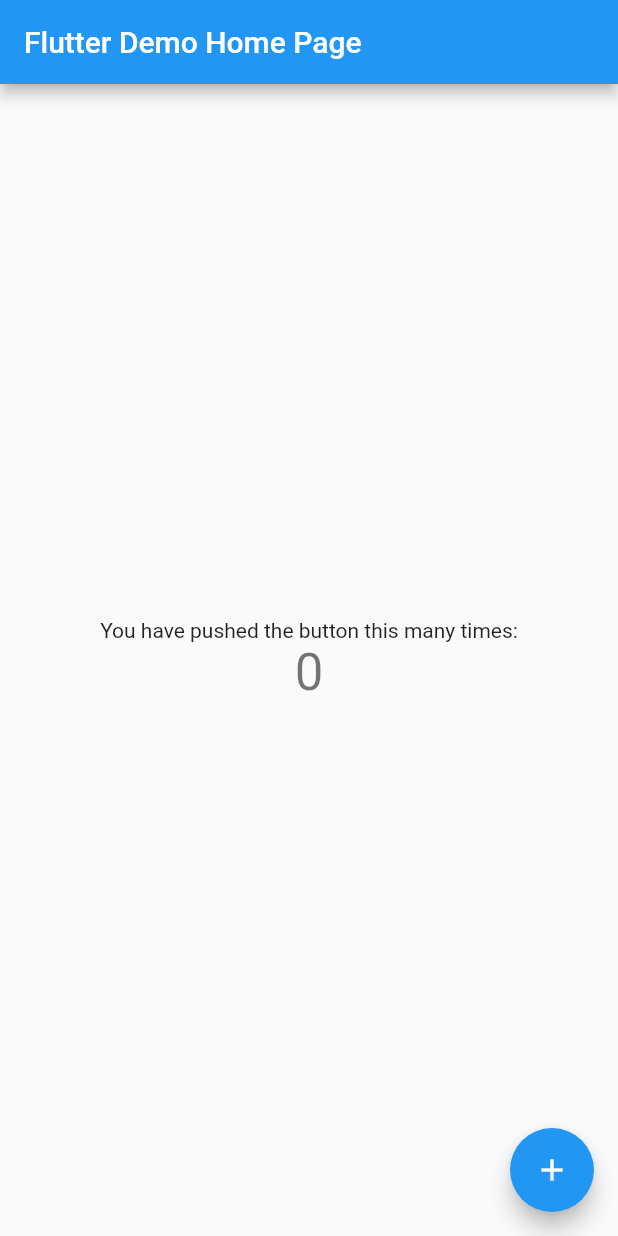
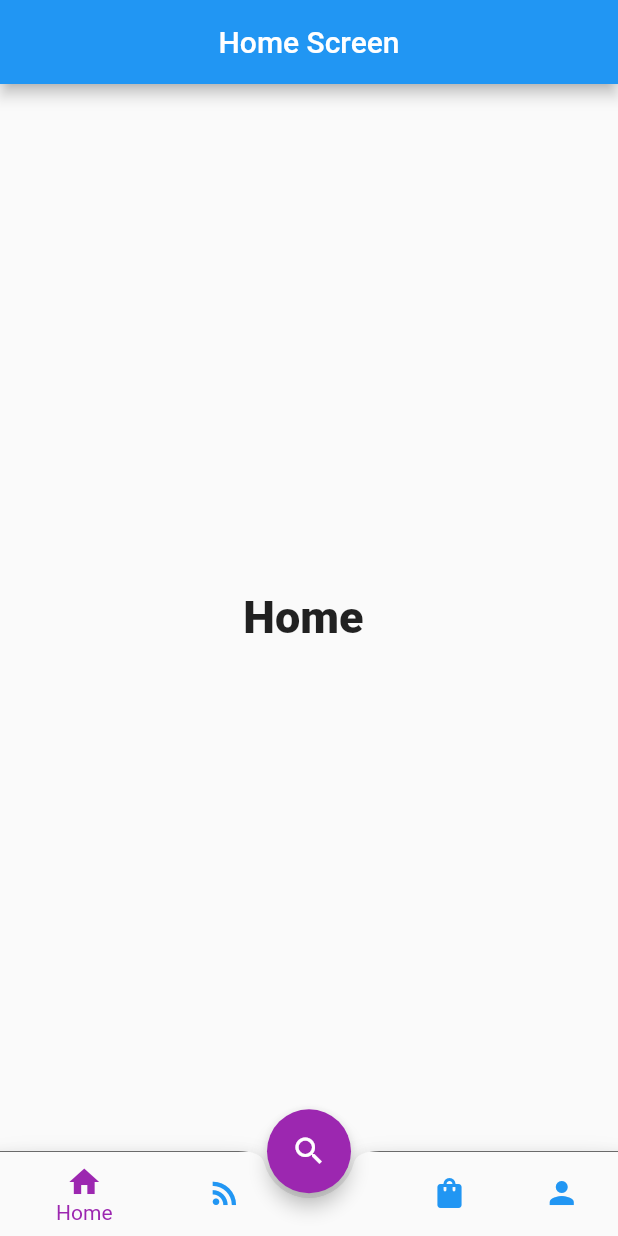
Before and after one commit to BossPaida/e-commerce-app, a Flutter app: the screen it shows after launch, on a phone screen of 412 x 824 dp. Run offline on Flutter 3.47's test engine with Material 2 defaults, Android fonts, the phone set to English and light mode, and no system bars.

Commit message:
botoom bar

```diff
--- /dev/null
+++ b/lib/bottom_bar.dart
@@ -0,0 +1,118 @@
+import 'package:e_commerce_app/screens/cart.dart';
+import 'package:e_commerce_app/screens/feeds.dart';
+import 'package:e_commerce_app/screens/home.dart';
+import 'package:e_commerce_app/screens/search.dart';
+import 'package:e_commerce_app/screens/user.dart';
+import 'package:flutter/material.dart';
+
+class BottomBarScreen extends StatefulWidget {
+  static const routeName = '/BottomBarScreen';
+  @override
+  _BottomBarScreenState createState() => _BottomBarScreenState();
+}
+
+class _BottomBarScreenState extends State<BottomBarScreen> {
+  // List _pages = [
+  //   HomeScreen(),
+  //   FeedsScreen(),
+  //   SearchScreen(),
+  //   CartScreen(),
+  //   UserScreen(),
+  // ];
+
+  var _pages;
+  int _selectedIndex = 0;
+
+  @override
+  void initState() {
+    _pages = [
+      {'page': HomeScreen(), 'title': 'Home Screen'},
+      {'page': FeedsScreen(), 'title': 'Feeds screen'},
+      {'page': SearchScreen(), 'title': 'Search Screen'},
+      {'page': CartScreen(), 'title': 'CartScreen'},
+      {'page': UserScreen(), 'title': 'UserScreen'}
+    ];
+    super.initState();
+  }
+
+  void _selectedPage(int index) {
+    setState(() {
+      _selectedIndex = index;
+    });
+  }
+
+  @override
+  Widget build(BuildContext context) {
+    return Scaffold(
+      appBar: AppBar(
+        centerTitle: true,
+        title: Text(_pages[_selectedIndex]['title']),
+      ),
+      body: _pages[_selectedIndex]['page'],
+      bottomNavigationBar: BottomAppBar(
+        notchMargin: 3,
+        clipBehavior: Clip.antiAlias,
+        // elevation: 5,
+        shape: CircularNotchedRectangle(),
+        child: Container(
+          // height: kBottomNavigationBarHeight * 0.8,
+          decoration: BoxDecoration(
+              border: Border(
+            top: BorderSide(width: 0.5),
+          )),
+          child: BottomNavigationBar(
+            onTap: _selectedPage,
+            backgroundColor: Theme.of(context).primaryColor,
+            unselectedItemColor: Theme.of(context).textSelectionColor,
+            selectedItemColor: Colors.purple,
+            currentIndex: _selectedIndex,
+            items: [
+              BottomNavigationBarItem(
+                icon: Icon(Icons.home),
+                tooltip: 'Home',
+                label: 'Home',
+              ),
+              BottomNavigationBarItem(
+                icon: Icon(Icons.rss_feed),
+                tooltip: 'Feeds',
+                label: 'Feeds',
+              ),
+              BottomNavigationBarItem(
+                activeIcon: null,
+                icon: Icon(null), // Icon(
+                //   Icons.search,
+                //   color: Colors.transparent,
+                // ),
+                tooltip: 'Search',
+                label: 'Search',
+              ),
+              BottomNavigationBarItem(
+                icon: Icon(Icons.shopping_bag),
+                tooltip: 'Cart',
+                label: 'Cart',
+              ),
+              BottomNavigationBarItem(
+                icon: Icon(Icons.person),
+                tooltip: 'User',
+                label: 'User',
+              ),
+            ],
+          ),
+        ),
+      ),
+      floatingActionButtonLocation:
+          FloatingActionButtonLocation.miniCenterDocked,
+      floatingActionButton: FloatingActionButton(
+        backgroundColor: Colors.purple,
+        tooltip: 'Search',
+        elevation: 5,
+        child: (Icon(Icons.search)),
+        onPressed: () {
+          setState(() {
+            _selectedIndex = 2;
+          });
+        },
+      ),
+    );
+  }
+}
--- a/lib/main.dart
+++ b/lib/main.dart
@@ -1,115 +1,20 @@
 import 'package:flutter/material.dart';
 
+import 'bottom_bar.dart';
+
 void main() {
-  runApp(const MyApp());
+  runApp(MyApp());
 }
 
 class MyApp extends StatelessWidget {
-  const MyApp({Key? key}) : super(key: key);
-
-  // This widget is the root of your application.
   @override
   Widget build(BuildContext context) {
     return MaterialApp(
-      title: 'Flutter Demo',
+      title: 'Bottom Navigation bar',
       theme: ThemeData(
-        // This is the theme of your application.
-        //
-        // Try running your application with "flutter run". You'll see the
-        // application has a blue toolbar. Then, without quitting the app, try
-        // changing the primarySwatch below to Colors.green and then invoke
-        // "hot reload" (press "r" in the console where you ran "flutter run",
-        // or simply save your changes to "hot reload" in a Flutter IDE).
-        // Notice that the counter didn't reset back to zero; the application
-        // is not restarted.
         primarySwatch: Colors.blue,
       ),
-      home: const MyHomePage(title: 'Flutter Demo Home Page'),
+      home: BottomBarScreen(),
     );
   }
 }
-
-class MyHomePage extends StatefulWidget {
-  const MyHomePage({Key? key, required this.title}) : super(key: key);
-
-  // This widget is the home page of your application. It is stateful, meaning
-  // that it has a State object (defined below) that contains fields that affect
-  // how it looks.
-
-  // This class is the configuration for the state. It holds the values (in this
-  // case the title) provided by the parent (in this case the App widget) and
-  // used by the build method of the State. Fields in a Widget subclass are
-  // always marked "final".
-
-  final String title;
-
-  @override
-  State<MyHomePage> createState() => _MyHomePageState();
-}
-
-class _MyHomePageState extends State<MyHomePage> {
-  int _counter = 0;
-
-  void _incrementCounter() {
-    setState(() {
-      // This call to setState tells the Flutter framework that something has
-      // changed in this State, which causes it to rerun the build method below
-      // so that the display can reflect the updated values. If we changed
-      // _counter without calling setState(), then the build method would not be
-      // called again, and so nothing would appear to happen.
-      _counter++;
-    });
-  }
-
-  @override
-  Widget build(BuildContext context) {
-    // This method is rerun every time setState is called, for instance as done
-    // by the _incrementCounter method above.
-    //
-    // The Flutter framework has been optimized to make rerunning build methods
-    // fast, so that you can just rebuild anything that needs updating rather
-    // than having to individually change instances of widgets.
-    return Scaffold(
-      appBar: AppBar(
-        // Here we take the value from the MyHomePage object that was created by
-        // the App.build method, and use it to set our appbar title.
-        title: Text(widget.title),
-      ),
-      body: Center(
-        // Center is a layout widget. It takes a single child and positions it
-        // in the middle of the parent.
-        child: Column(
-          // Column is also a layout widget. It takes a list of children and
-          // arranges them vertically. By default, it sizes itself to fit its
-          // children horizontally, and tries to be as tall as its parent.
-          //
-          // Invoke "debug painting" (press "p" in the console, choose the
-          // "Toggle Debug Paint" action from the Flutter Inspector in Android
-          // Studio, or the "Toggle Debug Paint" command in Visual Studio Code)
-          // to see the wireframe for each widget.
-          //
-          // Column has various properties to control how it sizes itself and
-          // how it positions its children. Here we use mainAxisAlignment to
-          // center the children vertically; the main axis here is the vertical
-          // axis because Columns are vertical (the cross axis would be
-          // horizontal).
-          mainAxisAlignment: MainAxisAlignment.center,
-          children: <Widget>[
-            const Text(
-              'You have pushed the button this many times:',
-            ),
-            Text(
-              '$_counter',
-              style: Theme.of(context).textTheme.headline4,
-            ),
-          ],
-        ),
-      ),
-      floatingActionButton: FloatingActionButton(
-        onPressed: _incrementCounter,
-        tooltip: 'Increment',
-        child: const Icon(Icons.add),
-      ), // This trailing comma makes auto-formatting nicer for build methods.
-    );
-  }
-}
--- /dev/null
+++ b/lib/screens/home.dart
@@ -0,0 +1,14 @@
+import 'package:flutter/material.dart';
+
+class HomeScreen extends StatelessWidget {
+  @override
+  Widget build(BuildContext context) {
+    return Scaffold(
+        body: Center(
+      child: Text(
+        'Home ',
+        style: TextStyle(fontSize: 30, fontWeight: FontWeight.w800),
+      ),
+    ));
+  }
+}
```
Also changed, not shown: lib/screens/cart.dart (added, +14 -0 lines), lib/screens/feeds.dart (added, +14 -0 lines), lib/screens/search.dart (added, +14 -0 lines), lib/screens/user.dart (added, +14 -0 lines), 1 other file.
